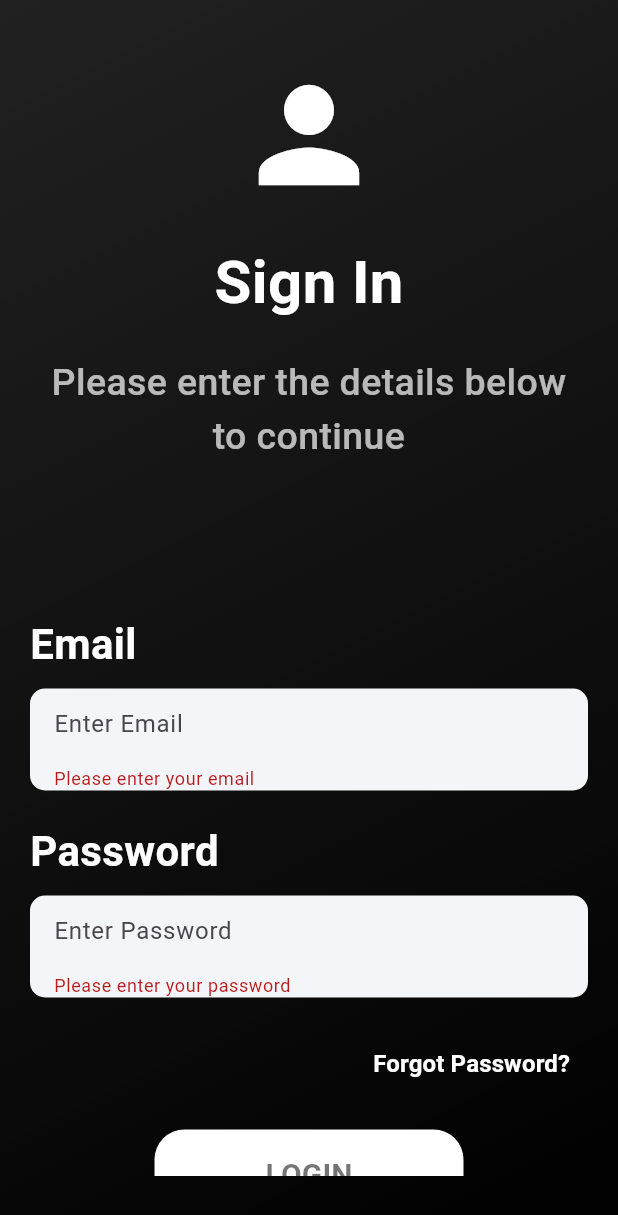
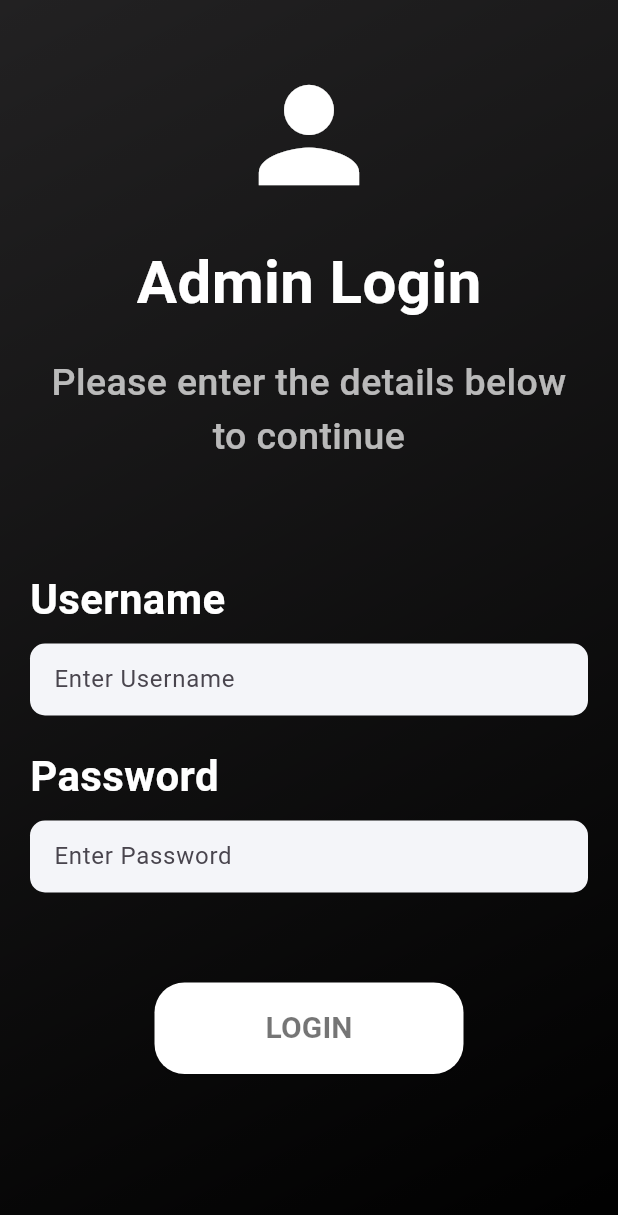
Before and after one commit to PersonUK-Git/Flutter_ecom, a Flutter app: the screen it shows after launch, after a tap on "LOGIN", on a phone screen of 412 x 824 dp. Shown: the top 1215 px of the screen. Run offline on Flutter 3.47's test engine with Material 3 defaults, Android fonts, the phone set to English and light mode, and no system bars; our stand-ins replace cloud_firestore, curved_navigation_bar, firebase_auth, firebase_core, random_string, shared_preferences; accounts and stored records are empty.

Commit message:
shared preferences added along with admin login functionality

```diff
--- /dev/null
+++ b/lib/Admin/admin_login.dart
@@ -0,0 +1,176 @@
+import 'package:cloud_firestore/cloud_firestore.dart';
+import 'package:ecom/Admin/home_admin.dart';
+import 'package:ecom/pages/animated_text.dart';
+import 'package:ecom/widget/support_widget.dart';
+import 'package:firebase_core/firebase_core.dart';
+import 'package:flutter/foundation.dart';
+import 'package:flutter/widgets.dart';
+import 'package:flutter/material.dart';
+class AdminLogin extends StatefulWidget {
+  const AdminLogin({super.key});
+
+  @override
+  State<AdminLogin> createState() => _AdminLoginState();
+}
+
+class _AdminLoginState extends State<AdminLogin> {
+
+  TextEditingController userNameController = new TextEditingController();
+  TextEditingController userPasswordController = new TextEditingController();
+  @override
+  Widget build(BuildContext context) {
+    return Scaffold(
+      body: Container(
+        height: MediaQuery.of(context).size.height,
+        decoration: BoxDecoration(
+          gradient: LinearGradient(
+            colors: [Colors.black87, Colors.black],
+            begin: Alignment.topLeft,
+            end: Alignment.bottomRight,
+          ),
+        ),
+        child: Container(
+          margin: EdgeInsets.symmetric(horizontal: 20, vertical: 40),
+          child: SingleChildScrollView(
+            child: Form(
+
+              child: Column(
+                crossAxisAlignment: CrossAxisAlignment.start,
+                children: [
+                  // Placeholder Icon
+                  Center(
+                    child: Icon(
+                      Icons.person,
+                      size: 100,
+                      color: Colors.white,
+                    ),
+                  ),
+                  const SizedBox(height: 20.0),
+                  Center(
+                    child: AnimatedText(
+                      text: "Admin Login",
+                      style: TextStyle(
+                        fontSize: 40,
+                        fontWeight: FontWeight.bold,
+                        color: Colors.white,
+                      ),
+                    ),
+                  ),
+                  const SizedBox(height: 20.0),
+                  Center(
+                    child: Text(
+                      "Please enter the details below to continue",
+                      style: AppStyle.lightTextFieldStyle().copyWith(
+                        color: Colors.white70,
+                        fontSize: 25,
+                      ),
+                      textAlign: TextAlign.center,
+                    ),
+                  ),
+                  const SizedBox(height: 70),
+                  Text(
+                    "Username",
+                    style: AppStyle.boldTextFieldStyle().copyWith(color: Colors.white),
+                  ),
+                  const SizedBox(height: 10.0),
+                  Container(
+                    decoration: BoxDecoration(
+                      color: Color(0xFFF4F5F9),
+                      borderRadius: BorderRadius.circular(10),
+                    ),
+                    child: TextFormField(
+                      controller: userNameController,
+                      decoration: InputDecoration(
+                        border: InputBorder.none,
+                        hintText: "Enter Username",
+                        contentPadding: EdgeInsets.symmetric(horizontal: 16, vertical: 12),
+                      ),
+                      validator: (value) {
+                        if (value == null || value.isEmpty) {
+                          return 'Please enter your email';
+                        }
+                        return null;
+                      },
+                    ),
+                  ),
+                  const SizedBox(height: 20),
+                  Text(
+                    "Password",
+                    style: AppStyle.boldTextFieldStyle().copyWith(color: Colors.white),
+                  ),
+                  const SizedBox(height: 10.0),
+                  Container(
+                    decoration: BoxDecoration(
+                      color: Color(0xFFF4F5F9),
+                      borderRadius: BorderRadius.circular(10),
+                    ),
+                    child: TextFormField(
+                      controller: userPasswordController,
+                      decoration: InputDecoration(
+                        border: InputBorder.none,
+                        hintText: "Enter Password",
+                        contentPadding: EdgeInsets.symmetric(horizontal: 16, vertical: 12),
+                      ),
+                      obscureText: true,
+                      validator: (value) {
+                        if (value == null || value.isEmpty) {
+                          return 'Please enter your password';
+                        }
+                        return null;
+                      },
+                    ),
+                  ),
+                  const SizedBox(height: 60),
+                  Center(
+                    child: ElevatedButton(
+                      onPressed: () {
+                       loginAdmin();
+                      },
+                      style: ElevatedButton.styleFrom(
+                        padding: EdgeInsets.symmetric(vertical: 16),
+                        backgroundColor: Colors.white,
+                        shape: RoundedRectangleBorder(
+                          borderRadius: BorderRadius.circular(20),
+                        ),
+                        minimumSize: Size(MediaQuery.of(context).size.width / 2, 50),
+                      ),
+                      child: Text(
+                        "LOGIN",
+                        style: TextStyle(
+                          color: Colors.black54,
+                          fontSize: 20,
+                          fontWeight: FontWeight.bold,
+                        ),
+                      ),
+                    ),
+                  ),
+                ],
+              ),
+            ),
+          ),
+        ),
+      ),
+    );
+  }
+
+  loginAdmin(){
+    FirebaseFirestore.instance.collection("Admin").get().then((snapshot){
+      snapshot.docs.forEach((result){
+        if(result.data()['username'] != userNameController.text.trim()){
+          ScaffoldMessenger.of(context).showSnackBar(
+          SnackBar(backgroundColor: Colors.redAccent, content: Text("Your Id is not correct", style: TextStyle(fontSize: 20),), ),
+        );
+
+        } else if(result.data()['Password'] != userPasswordController.text.trim()){
+          ScaffoldMessenger.of(context).showSnackBar(
+          SnackBar(backgroundColor: Colors.redAccent, content: Text("Your Password is not correct", style: TextStyle(fontSize: 20),), ),
+        );
+        }
+
+        else {
+          Navigator.push(context, MaterialPageRoute(builder: (context) => HomeAdmin()));
+        }
+      });
+    });
+  }
+}
--- a/lib/main.dart
+++ b/lib/main.dart
@@ -1,3 +1,4 @@
+import 'package:ecom/Admin/admin_login.dart';
 import 'package:ecom/pages/bottomnav.dart';
 import 'package:ecom/pages/login.dart';
 import 'package:ecom/pages/onboarding.dart';
@@ -27,7 +28,7 @@ class MyApp extends StatelessWidget {
         colorScheme: ColorScheme.fromSeed(seedColor: Colors.deepPurple),
         useMaterial3: true,
       ),
-      home: Login(),
+      home: AdminLogin(),
     );
   }
 }
--- a/pubspec.yaml
+++ b/pubspec.yaml
@@ -40,6 +40,7 @@ dependencies:
   firebase_core: ^3.1.1
   firebase_auth:
   random_string: ^2.3.1
+  shared_preferences: ^2.2.3
 
 dev_dependencies:
   flutter_test:
```
Also changed, not shown: lib/Admin/home_admin.dart (added, +16 -0 lines), lib/pages/sign_up.dart (+8 -0 lines), lib/services/shared_pref.dart (added, +52 -0 lines), pubspec.lock, 1 other file.
